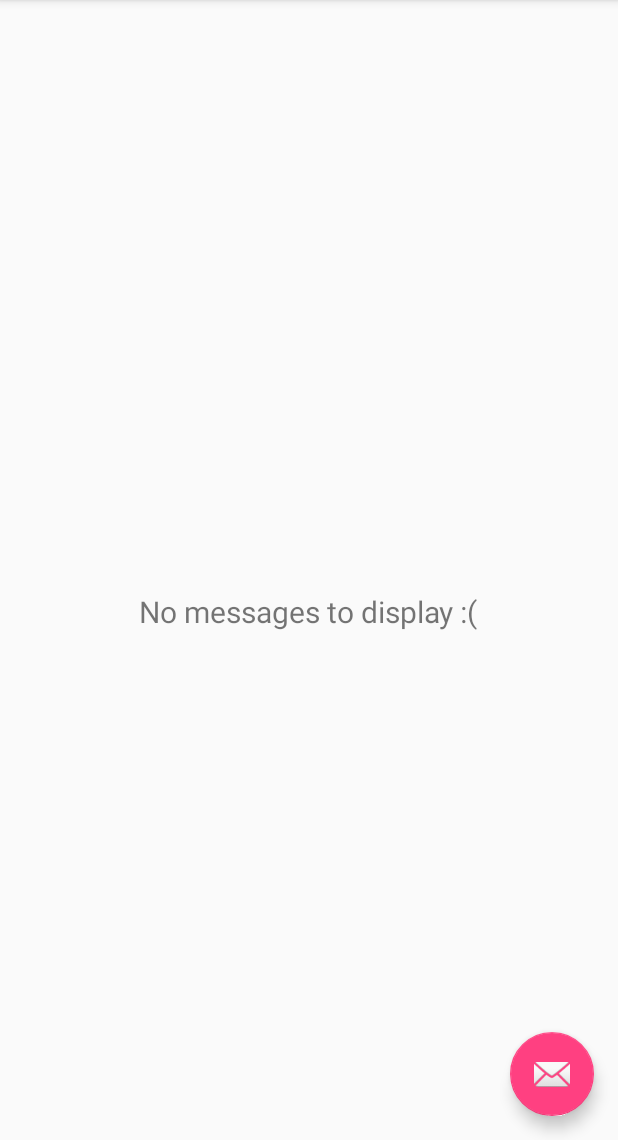
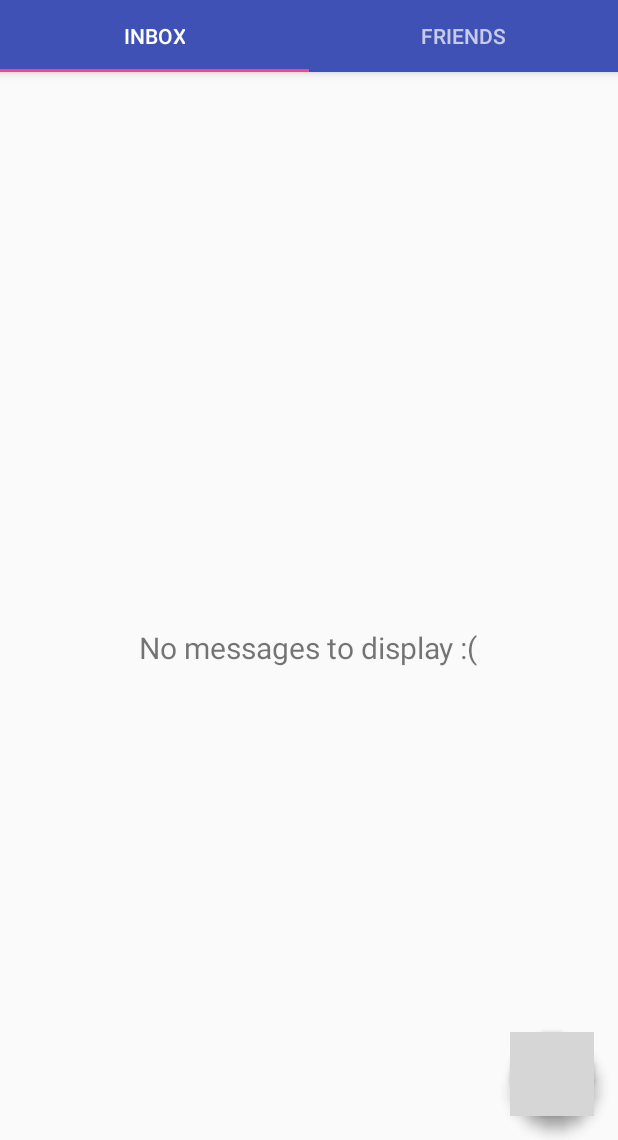
Before and after one commit to Keeetrab/Ribbit, an Android app: the screen it shows after launch (MainActivity), on a phone screen of 412 x 824 dp, the part 96-1236 px from its top. Run offline under Robolectric (Android 15) with nearby library versions, the phone set to English and light mode, and no system bars; libraries missing offline, so code that uses them is left out: com.parse; 5 statements that could not run were skipped; grey boxes are pictures that could not be loaded.

Commit message:
Floating Action Button Working and Animated

```diff
--- a/app/src/main/java/com/example/bartosz/ribbit/FriendsFragment.java
+++ b/app/src/main/java/com/example/bartosz/ribbit/FriendsFragment.java
@@ -1,6 +1,8 @@
 package com.example.bartosz.ribbit;
 
+import android.content.Intent;
 import android.os.Bundle;
+import android.support.design.widget.FloatingActionButton;
 import android.support.v4.app.ListFragment;
 import android.view.LayoutInflater;
 import android.view.View;
@@ -22,6 +24,16 @@ public class FriendsFragment extends ListFragment {
     public View onCreateView(LayoutInflater inflater, ViewGroup container,
                              Bundle savedInstanceState) {
         View rootView = inflater.inflate(R.layout.fragment_friends, container, false);
+
+       /* FloatingActionButton fab = (FloatingActionButton) rootView.findViewById(R.id.fab);
+        fab.setOnClickListener(new View.OnClickListener() {
+            @Override
+            public void onClick(View view) {
+                Intent intent = new Intent(getActivity(), EditFriendsActivity.class);
+                startActivity(intent);
+            }
+        });*/
+
         return rootView;
     }
 }
--- a/app/src/main/res/layout/activity_main.xml
+++ b/app/src/main/res/layout/activity_main.xml
@@ -26,6 +26,11 @@
 
         </android.support.v7.widget.Toolbar>
 
+        <android.support.design.widget.TabLayout
+            android:id="@+id/tabs"
+            android:layout_width="match_parent"
+            android:layout_height="wrap_content"/>
+
     </android.support.design.widget.AppBarLayout>
 
     <android.support.v4.view.ViewPager
@@ -35,11 +40,26 @@
         app:layout_behavior="@string/appbar_scrolling_view_behavior"/>
 
     <android.support.design.widget.FloatingActionButton
-        android:id="@+id/fab"
-        android:layout_width="wrap_content"
-        android:layout_height="wrap_content"
-        android:layout_gravity="end|bottom"
-        android:layout_margin="@dimen/fab_margin"
-        android:src="@android:drawable/ic_dialog_email"/>
+        android:id="@+id/fabFriends"
+        app:layout_anchor="@id/container"
+        app:layout_anchorGravity="bottom|end"
+        android:layout_width="56dp"
+        android:layout_height="56dp"
+        android:layout_marginRight="@dimen/fab_margin"
+        android:layout_marginBottom="@dimen/fab_margin"
+        android:src="@drawable/ic_add_white_24dp"
+        app:fabSize="normal"
+        />
+    <android.support.design.widget.FloatingActionButton
+        android:id="@+id/fabInbox"
+        app:layout_anchor="@id/container"
+        app:layout_anchorGravity="bottom|end"
+        android:layout_width="56dp"
+        android:layout_height="56dp"
+        android:layout_marginRight="@dimen/fab_margin"
+        android:layout_marginBottom="@dimen/fab_margin"
+        android:src="@android:drawable/arrow_up_float"
+        app:fabSize="normal"
+        />
 
 </android.support.design.widget.CoordinatorLayout>
--- a/app/src/main/res/layout/fragment_friends.xml
+++ b/app/src/main/res/layout/fragment_friends.xml
@@ -22,4 +22,5 @@
         android:text="@string/add_friends"
         android:textSize="20dp"/>
 
+
 </RelativeLayout>
--- a/app/src/main/res/values/strings.xml
+++ b/app/src/main/res/values/strings.xml
@@ -29,4 +29,6 @@
     <string name="friends">Friends</string>
     <string name="no_messages">No messages to display :(</string>
     <string name="add_friends">Huh? It\'s pretty empty here</string>
+    <string name="title_activity_tab_testing">tabTesting</string>
+    <string name="title_activity_edit_friends">Edit Friends</string>
 </resources>
```
Also changed, not shown: app/src/main/AndroidManifest.xml (+15 -3 lines), app/src/main/java/com/example/bartosz/ribbit/EditFriendsActivity.java (added, +24 -0 lines), app/src/main/java/com/example/bartosz/ribbit/MainActivity.java (+50 -9 lines), app/src/main/res/layout/activity_edit_friends.xml (added, +35 -0 lines), app/src/main/res/layout/content_edit_friends.xml (added, +20 -0 lines), app/src/main/res/menu/menu_tab_testing.xml (added, +9 -0 lines).
